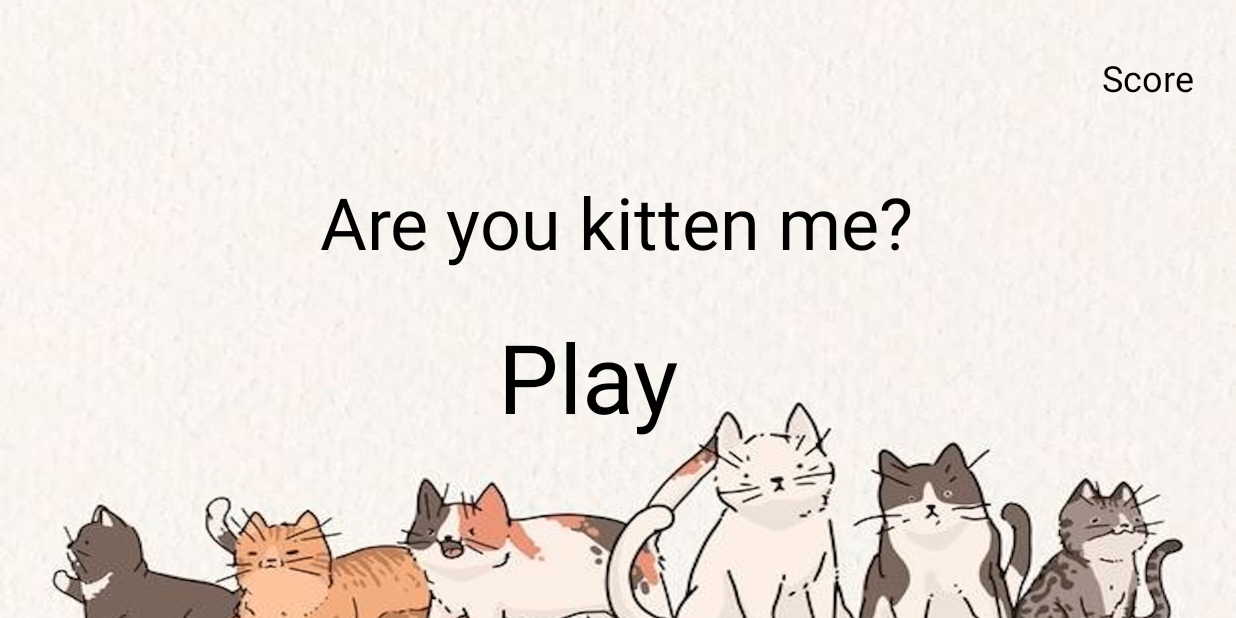
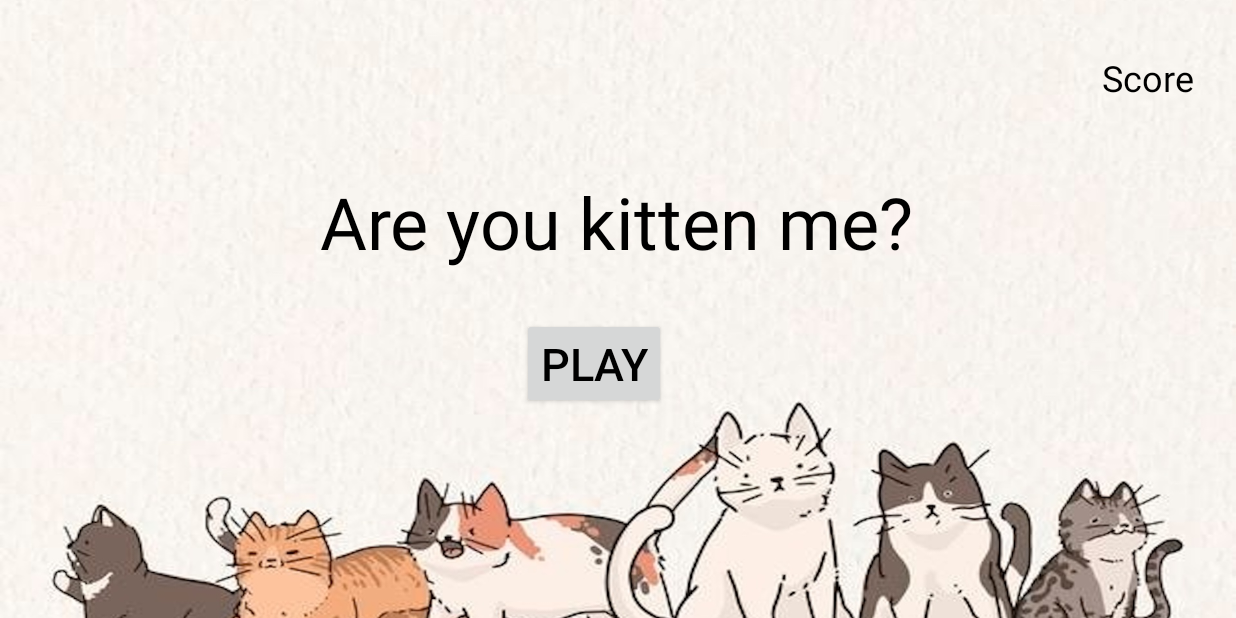
Before and after one commit to ewa-j/AreYouKittenMe, an Android app: the MainActivity screen opened directly, with no data from a screen before it, on a phone screen of 824 x 412 dp (held sideways). Run offline under Robolectric (Android 15) with nearby library versions, the phone set to English and light mode, and no system bars.

Commit message:
working play, exit & restart buttons

```diff
--- a/app/src/main/java/com/example/areyoukittenme/MainActivity.java
+++ b/app/src/main/java/com/example/areyoukittenme/MainActivity.java
@@ -2,7 +2,10 @@ package com.example.areyoukittenme;
 
 import androidx.appcompat.app.AppCompatActivity;
 
+import android.content.Intent;
 import android.os.Bundle;
+import android.view.MotionEvent;
+import android.view.View;
 
 public class MainActivity extends AppCompatActivity {
 
@@ -10,5 +13,14 @@ public class MainActivity extends AppCompatActivity {
     protected void onCreate(Bundle savedInstanceState) {
         super.onCreate(savedInstanceState);
         setContentView(R.layout.activity_main);
+
+        findViewById(R.id.play).setOnClickListener(new View.OnClickListener() {
+            @Override
+            public void onClick(View view) {
+                startActivity(new Intent(MainActivity.this, FirstActivity.class));
+            }
+        });
     }
+
+
 }
--- a/app/src/main/res/layout/activity_end.xml
+++ b/app/src/main/res/layout/activity_end.xml
@@ -12,7 +12,7 @@ android:theme="@style/ThemeOverlay.AreYouKittenMe.FullscreenContainer">
         android:id="@+id/restart"
         android:layout_width="107dp"
         android:layout_height="39dp"
-        android:text="Restart"
+        android:text="restart"
         app:iconPadding="0px"
         app:layout_constraintBottom_toBottomOf="parent"
         app:layout_constraintEnd_toEndOf="parent"
--- a/app/src/main/res/layout/activity_main.xml
+++ b/app/src/main/res/layout/activity_main.xml
@@ -33,16 +33,17 @@
         app:layout_constraintHorizontal_bias="0.498"
         app:layout_constraintStart_toStartOf="parent" />
 
-    <TextView
+
+    <Button
         android:id="@+id/play"
-        android:layout_width="121dp"
+        android:layout_width="wrap_content"
         android:layout_height="wrap_content"
         android:layout_centerInParent="true"
-        android:layout_marginStart="332dp"
-        android:layout_marginTop="208dp"
+        android:layout_marginStart="348dp"
+        android:layout_marginTop="212dp"
         android:text="Play"
         android:textColor="#000000"
-        android:textSize="64sp"
+        android:textSize="30sp"
         app:layout_constraintStart_toStartOf="parent"
         app:layout_constraintTop_toTopOf="parent" />
 
```
Also changed, not shown: app/src/main/AndroidManifest.xml (+8 -8 lines), app/src/main/java/com/example/areyoukittenme/EndActivity.java (+7 -20 lines), app/src/main/java/com/example/areyoukittenme/FirstActivity.java (+37 -25 lines), app/src/main/res/layout/activity_first.xml (+9 -8 lines).
